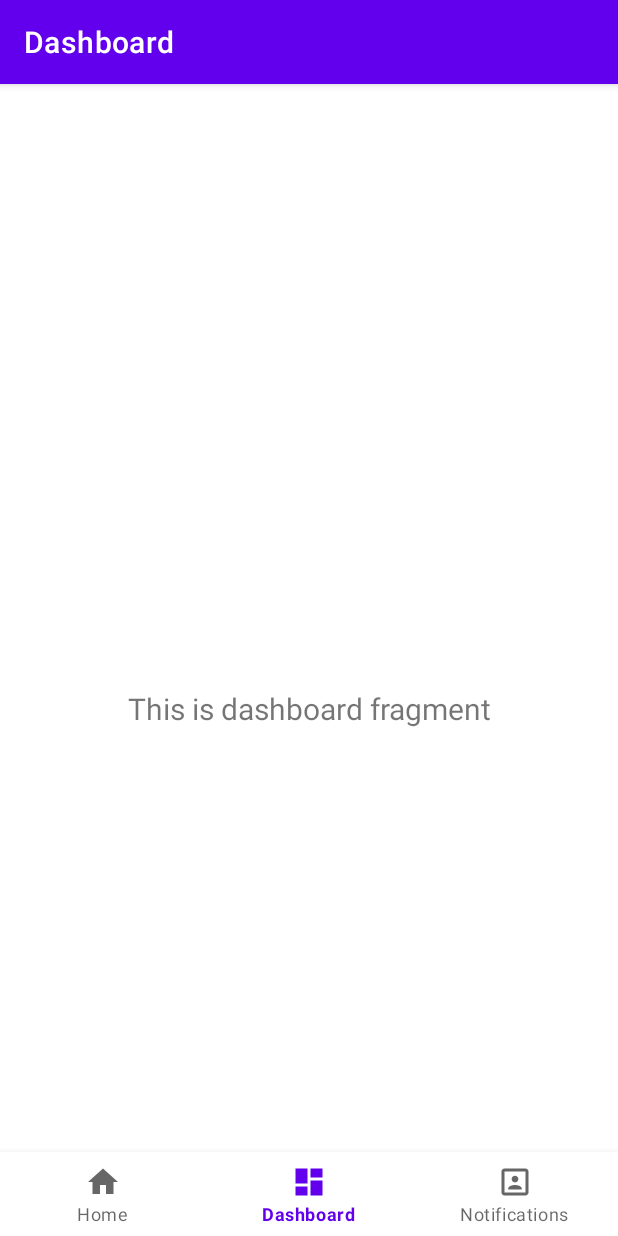
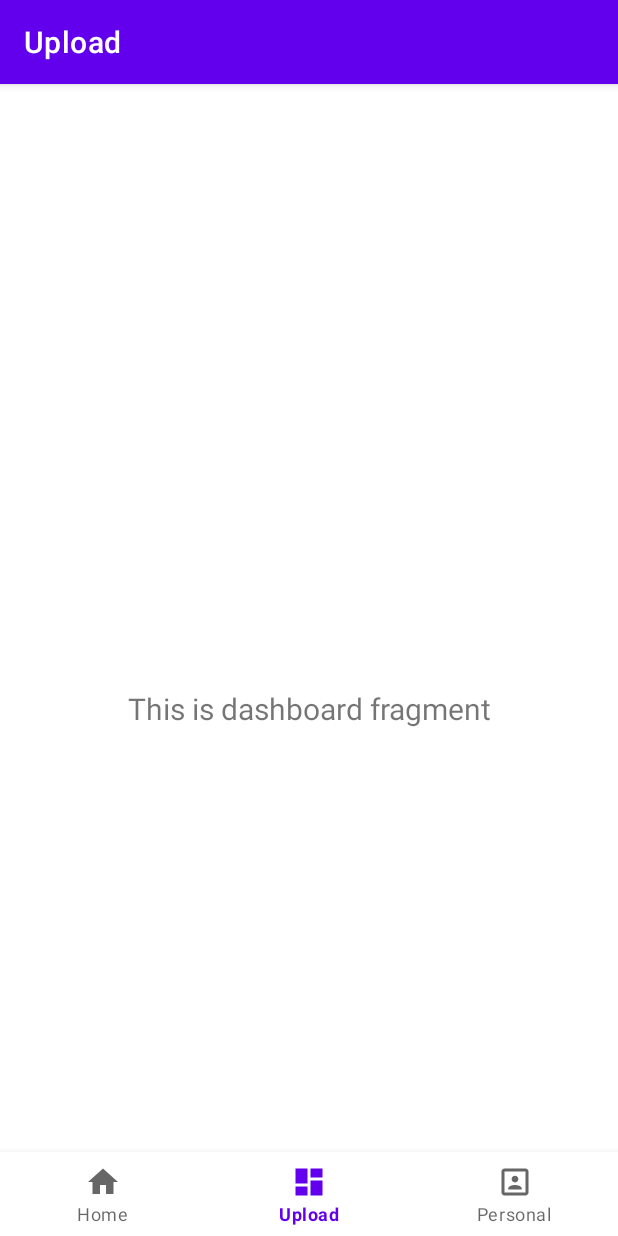
Before and after one commit to nonthen/SharePictures, an Android app: the BottomNavigationActivity screen opened directly, with no data from a screen before it, item 2 of the bottom bar chosen, on a phone screen of 412 x 824 dp. Run offline under Robolectric (Android 15) with nearby library versions, the phone set to English and light mode, and no system bars; our stand-ins replace navigation-ui.

```diff
--- a/app/src/main/java/com/example/sharepictures/BottomNavigationActivity.java
+++ b/app/src/main/java/com/example/sharepictures/BottomNavigationActivity.java
@@ -1,8 +1,6 @@
 package com.example.sharepictures;
 
 import android.os.Bundle;
-
-import com.google.android.material.bottomnavigation.BottomNavigationView;
 
 import androidx.appcompat.app.AppCompatActivity;
 import androidx.navigation.NavController;
@@ -25,7 +23,7 @@ public class BottomNavigationActivity extends AppCompatActivity {
         // Passing each menu ID as a set of Ids because each
         // menu should be considered as top level destinations.
         AppBarConfiguration appBarConfiguration = new AppBarConfiguration.Builder(
-                R.id.navigation_home, R.id.navigation_dashboard, R.id.navigation_notifications)
+                R.id.navigation_home, R.id.navigation_upload, R.id.navigation_personal)
                 .build();
         NavController navController = Navigation.findNavController(this, R.id.nav_host_fragment_activity_bottom_navigation);
         NavigationUI.setupActionBarWithNavController(this, navController, appBarConfiguration);
--- a/app/src/main/res/menu/bottom_nav_menu.xml
+++ b/app/src/main/res/menu/bottom_nav_menu.xml
@@ -7,13 +7,13 @@
         android:title="@string/title_home" />
 
     <item
-        android:id="@+id/navigation_dashboard"
+        android:id="@+id/navigation_upload"
         android:icon="@drawable/ic_dashboard_black_24dp"
-        android:title="@string/title_dashboard" />
+        android:title="@string/title_upload" />
 
     <item
-        android:id="@+id/navigation_notifications"
+        android:id="@+id/navigation_personal"
         android:icon="@drawable/ic_baseline_portrait_24"
-        android:title="@string/title_notifications" />
+        android:title="@string/title_personal" />
 
 </menu>
--- a/app/src/main/res/navigation/mobile_navigation.xml
+++ b/app/src/main/res/navigation/mobile_navigation.xml
@@ -12,14 +12,14 @@
         tools:layout="@layout/fragment_home" />
 
     <fragment
-        android:id="@+id/navigation_dashboard"
+        android:id="@+id/navigation_upload"
         android:name="com.example.sharepictures.ui.dashboard.DashboardFragment"
-        android:label="@string/title_dashboard"
+        android:label="@string/title_upload"
         tools:layout="@layout/fragment_dashboard" />
 
     <fragment
-        android:id="@+id/navigation_notifications"
+        android:id="@+id/navigation_personal"
         android:name="com.example.sharepictures.ui.notifications.NotificationsFragment"
-        android:label="@string/title_notifications"
+        android:label="@string/title_personal"
         tools:layout="@layout/fragment_notifications" />
 </navigation>
--- a/app/src/main/res/values/strings.xml
+++ b/app/src/main/res/values/strings.xml
@@ -10,8 +10,8 @@
     <string name="login_remember_password">login_remember_password</string>
     <string name="title_activity_bottom_navigation">BottomNavigationActivity</string>
     <string name="title_home">Home</string>
-    <string name="title_dashboard">Dashboard</string>
-    <string name="title_notifications">Notifications</string>
+    <string name="title_upload">Upload</string>
+    <string name="title_personal">Personal</string>
 
 
 </resources>
```
